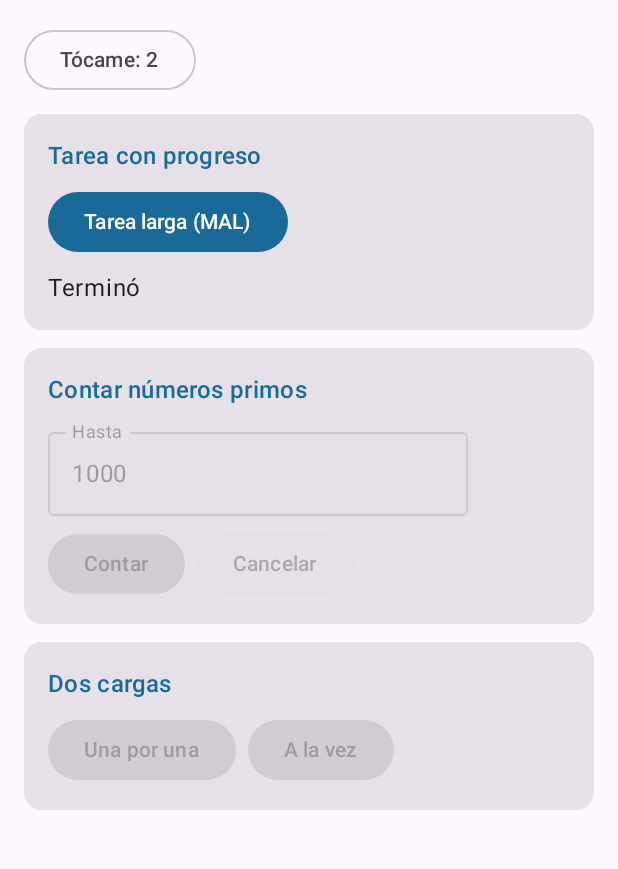
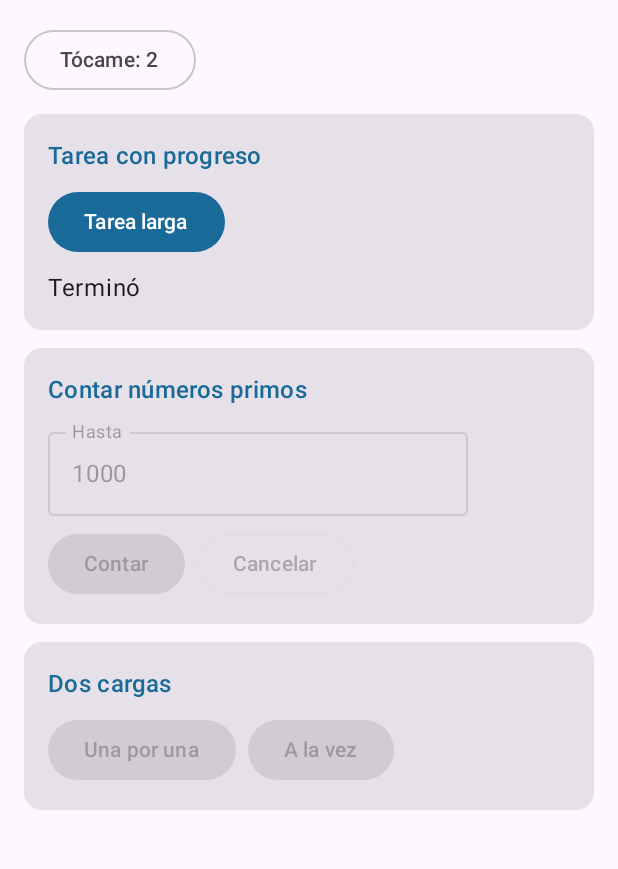
Before and after one commit to huancogrecia/CentroTareas_Huanco, an Android app built with Jetpack Compose: the screen it shows after launch (MainActivity), after a tap on an icon or button, on a phone screen of 412 x 824 dp, the part 96-965 px from its top. Run offline under Robolectric (Android 15) with nearby library versions, the phone set to English and light mode, and no system bars; 2 other taps on this screen came first.

Commit message:
fix(hilos): mueve la tarea larga a una corrutina con withContext

```diff
--- a/app/src/main/java/com/huanco/centrotareas/ui/PantallaTareas.kt
+++ b/app/src/main/java/com/huanco/centrotareas/ui/PantallaTareas.kt
@@ -36,8 +36,8 @@ fun PantallaTareas(vm: TareasViewModel) {
                 Text("Tócame: $toques")
             }
             TarjetaTarea("Tarea con progreso") {
-                Button(onClick = vm::tareaLargaMala) {
-                    Text("Tarea larga (MAL)")
+                Button(onClick = vm::tareaLarga) {
+                    Text("Tarea larga")
                 }
                 Text(mensaje)
             }
--- a/app/src/main/java/com/huanco/centrotareas/viewmodel/TareasViewModel.kt
+++ b/app/src/main/java/com/huanco/centrotareas/viewmodel/TareasViewModel.kt
@@ -1,12 +1,18 @@
 package com.huanco.centrotareas.viewmodel
 
+import android.util.Log
 import androidx.lifecycle.ViewModel
+import androidx.lifecycle.viewModelScope
 import com.huanco.centrotareas.data.TareasRepository
 import com.huanco.centrotareas.model.CargaUi
 import com.huanco.centrotareas.model.PrimosUi
+import kotlinx.coroutines.Dispatchers
+import kotlinx.coroutines.delay
 import kotlinx.coroutines.flow.MutableStateFlow
 import kotlinx.coroutines.flow.StateFlow
 import kotlinx.coroutines.flow.asStateFlow
+import kotlinx.coroutines.launch
+import kotlinx.coroutines.withContext
 
 class TareasViewModel(private val repo: TareasRepository) : ViewModel() {
     private val _mensaje = MutableStateFlow("Listo")
@@ -18,9 +24,16 @@ class TareasViewModel(private val repo: TareasRepository) : ViewModel() {
     private val _carga = MutableStateFlow<CargaUi>(CargaUi.Inicial)
     val carga: StateFlow<CargaUi> = _carga.asStateFlow()
 
-    fun tareaLargaMala() {
-        _mensaje.value = "Trabajando..."
-        Thread.sleep(4000)
-        _mensaje.value = "Terminó"
+    fun tareaLarga() {
+        viewModelScope.launch {
+            _mensaje.value = "Trabajando..."
+            Log.d("HILO", "Antes: ${Thread.currentThread().name}")
+            withContext(Dispatchers.Default) {
+                Log.d("HILO", "Dentro: ${Thread.currentThread().name}")
+                delay(4000)
+            }
+            Log.d("HILO", "Despues: ${Thread.currentThread().name}")
+            _mensaje.value = "Terminó"
+        }
     }
 }
```
